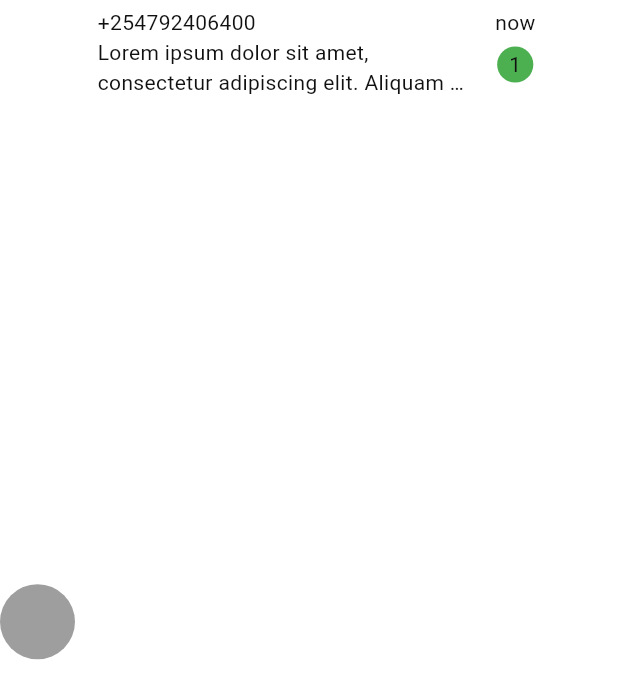
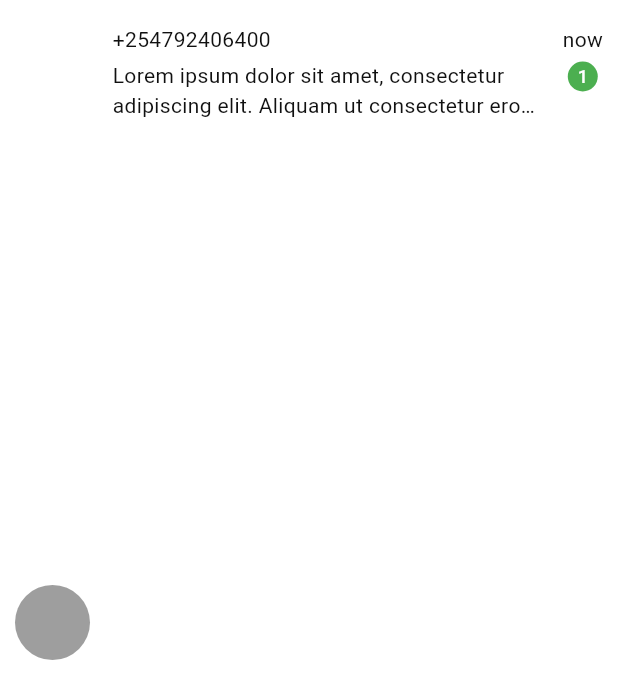
Before and after one commit to sandei-travolta/tech-support-ai-assistant, a Flutter app: the MessageCard widget shown alone on an empty page, opened directly, on a phone screen of 412 x 824 dp. Shown: the top 699 px of the screen. Run offline on Flutter 3.47's test engine with Material 3 defaults, Android fonts, the phone set to English and light mode, and no system bars; our stand-ins replace flutter_svg, go_router; network calls fail.

Commit message:
message cards implementation

```diff
--- a/flutter-ui/lib/ui/conversationsPage/widgets/chat_section.dart
+++ b/flutter-ui/lib/ui/conversationsPage/widgets/chat_section.dart
@@ -26,7 +26,11 @@ class ChatSection extends StatelessWidget {
                   spreadRadius: -8,
                   offset: Offset(0, 8),
                 )
-              ]
+              ],
+
+          ),
+          child: Center(
+            child: Text("Select Conversation"),
           ),
         ));
   }
--- /dev/null
+++ b/flutter-ui/lib/ui/conversationsPage/widgets/conversations_tab.dart
@@ -0,0 +1,10 @@
+import 'package:flutter/material.dart';
+
+class ConversationsTab extends StatelessWidget {
+  const ConversationsTab({super.key});
+
+  @override
+  Widget build(BuildContext context) {
+    return const Placeholder();
+  }
+}
--- a/flutter-ui/lib/ui/conversationsPage/widgets/message_card.dart
+++ b/flutter-ui/lib/ui/conversationsPage/widgets/message_card.dart
@@ -1,54 +1,94 @@
 import 'package:flutter/material.dart';
 
-class MessageCard extends StatelessWidget {
-  const MessageCard({
-    super.key,
-  });
+class MessageCard extends StatefulWidget {
+  const MessageCard({super.key});
+
+  @override
+  State<MessageCard> createState() => _MessageCardState();
+}
+
+class _MessageCardState extends State<MessageCard> {
+  bool isHovered = false;
 
   @override
   Widget build(BuildContext context) {
     return Padding(
-      padding: const .only(top:5),
-      child: Container(
+      padding: const EdgeInsets.only(top: 6),
+      child: MouseRegion(
+        cursor: SystemMouseCursors.click,
+        onEnter: (_) => setState(() => isHovered = true),
+        onExit: (_) => setState(() => isHovered = false),
+        child: TweenAnimationBuilder<double>(
+          duration: Duration(milliseconds: isHovered ? 300 : 50),
+          curve: isHovered ? Curves.easeOutCubic : Curves.easeInCubic,
+          tween: Tween(begin: 0.0, end: isHovered ? 1.0 : 0.0),
+          builder: (context, value, child) {
+            return Container(
+              padding: const EdgeInsets.all(10),
+              decoration: BoxDecoration(
+                borderRadius: BorderRadius.circular(10),
+                color: Color.lerp(
+                  Colors.transparent,
+                  Colors.grey.shade100,
+                  value,
+                ),
+                boxShadow: value > 0
+                    ? [
+                  BoxShadow(
+                    color: Colors.black.withOpacity(0.12 * value),
+                    blurRadius: 12 * value,
+                    offset: Offset(0, 4 * value),
+                  )
+                ]
+                    : null,
+              ),
+              child: child,
+            );
+          },
           child: Row(
-          spacing: 15.0,
             children: [
               Container(
                 height: 50,
                 width: 50,
-              decoration: BoxDecoration(
-                  shape: .circle,
-                  color: Colors.grey
+                decoration: const BoxDecoration(
+                  shape: BoxShape.circle,
+                  color: Colors.grey,
                 ),
               ),
-            Column(
-              crossAxisAlignment: .start,
+              const SizedBox(width: 15),
+              const Expanded(
+                child: Column(
+                  crossAxisAlignment: CrossAxisAlignment.start,
                   children: [
                     Text("+254792406400"),
-                Container(
-                    width: 250,
-                    child: Text("Lorem ipsum dolor sit amet, consectetur adipiscing elit. Aliquam ut consectetur eros, eu congue enim.",
-                    overflow: .ellipsis,
-                    maxLines: 2,))
+                    SizedBox(height: 4),
+                    Text(
+                      "Lorem ipsum dolor sit amet, consectetur adipiscing elit. Aliquam ut consectetur eros, eu congue enim.",
+                      overflow: TextOverflow.ellipsis,
+                      maxLines: 2,
+                    ),
                   ],
                 ),
-            Column(
+              ),
+              const SizedBox(width: 15),
+              const Column(
                 children: [
                   Text("now"),
-                Container(
-                    decoration: BoxDecoration(
-                      color: Colors.green,
-                      shape: .circle
+                  SizedBox(height: 5),
+                  CircleAvatar(
+                    radius: 10,
+                    backgroundColor: Colors.green,
+                    child: Text(
+                      "1",
+                      style: TextStyle(fontSize: 12, color: Colors.white),
                     ),
-                    child: Padding(
-                      padding: const EdgeInsets.all(8.0),
-                      child: Text("1"),
-                    ))
+                  ),
                 ],
               )
             ],
           ),
         ),
+      ),
     );
   }
 }
```
Lines whose indentation alone changed are shown as unchanged.
